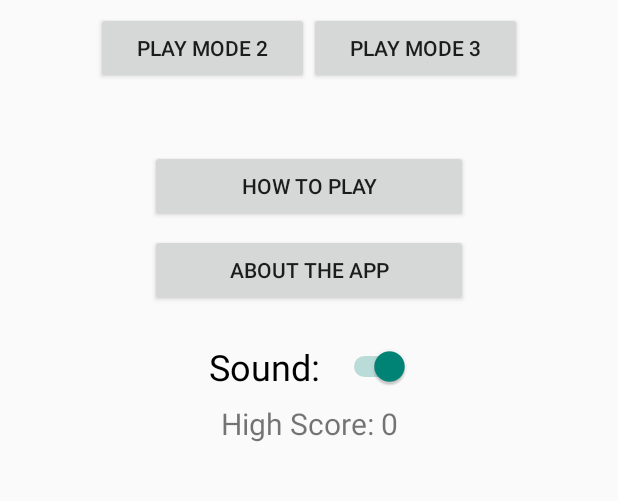
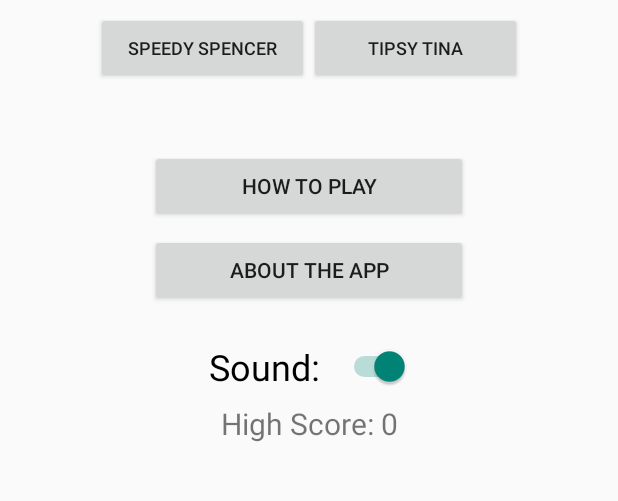
Before and after one commit to HarrisonWelch/Simon, an Android app: the screen it shows after launch (MainActivity), on a phone screen of 412 x 824 dp, the part 289-790 px from its top. Run offline under Robolectric (Android 15) with nearby library versions, the phone set to English and light mode, and no system bars.

Commit message:
change the UI for the new game modes

```diff
--- a/app/src/main/res/layout/activity_main.xml
+++ b/app/src/main/res/layout/activity_main.xml
@@ -38,7 +38,8 @@
         android:layout_height="wrap_content"
         android:layout_marginStart="64dp"
         android:layout_marginTop="8dp"
-        android:text="Play Mode 2"
+        android:textSize="12sp"
+        android:text="speedy spencer"
         app:layout_constraintEnd_toStartOf="@+id/button_playMode3"
         app:layout_constraintStart_toStartOf="parent"
         app:layout_constraintTop_toBottomOf="@+id/button_play" />
@@ -49,7 +50,8 @@
         android:layout_height="wrap_content"
         android:layout_marginEnd="64dp"
         android:layout_marginTop="8dp"
-        android:text="Play Mode 3"
+        android:textSize="12sp"
+        android:text="Tipsy Tina"
         app:layout_constraintEnd_toEndOf="parent"
         app:layout_constraintStart_toEndOf="@+id/button_playMode2"
         app:layout_constraintTop_toBottomOf="@+id/button_play" />
```
Also changed, not shown: app/src/main/java/com/harrisonwelch/simon/MainActivity.java (+5 -2 lines).
